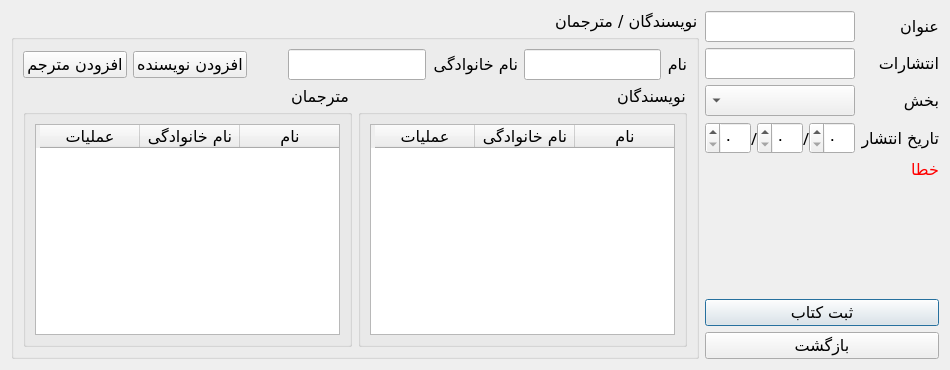
Dandelion07/Library, file AddBookDialog.ui: the form before one commit.
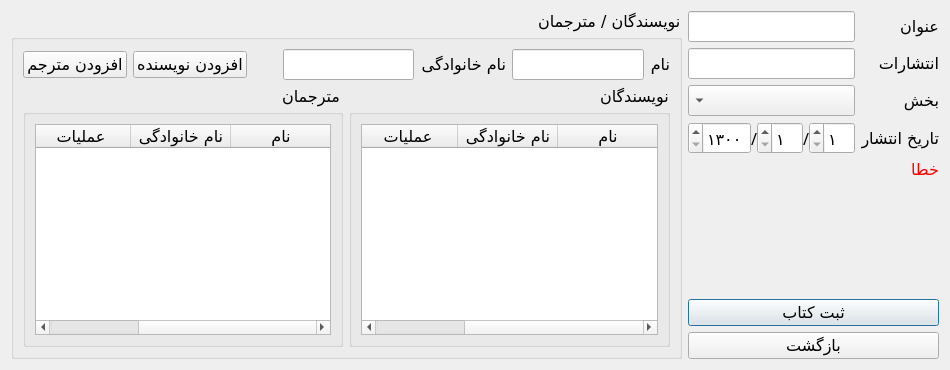
The form after the commit.

```diff
--- a/AddBookDialog.ui
+++ b/AddBookDialog.ui
@@ -91,7 +91,14 @@
           <number>0</number>
          </property>
          <item>
-          <widget class="QSpinBox" name="spn_day"/>
+          <widget class="QSpinBox" name="spn_day">
+           <property name="minimum">
+            <number>1</number>
+           </property>
+           <property name="maximum">
+            <number>31</number>
+           </property>
+          </widget>
          </item>
          <item>
           <widget class="QLabel" name="lbl_slash2">
@@ -104,7 +111,14 @@
           </widget>
          </item>
          <item>
-          <widget class="QSpinBox" name="spn_month"/>
+          <widget class="QSpinBox" name="spn_month">
+           <property name="minimum">
+            <number>1</number>
+           </property>
+           <property name="maximum">
+            <number>12</number>
+           </property>
+          </widget>
          </item>
          <item>
           <widget class="QLabel" name="lbl_slash1">
@@ -117,7 +131,14 @@
           </widget>
          </item>
          <item>
-          <widget class="QSpinBox" name="spn_year"/>
+          <widget class="QSpinBox" name="spn_year">
+           <property name="minimum">
+            <number>1300</number>
+           </property>
+           <property name="maximum">
+            <number>1500</number>
+           </property>
+          </widget>
          </item>
         </layout>
        </item>
```
